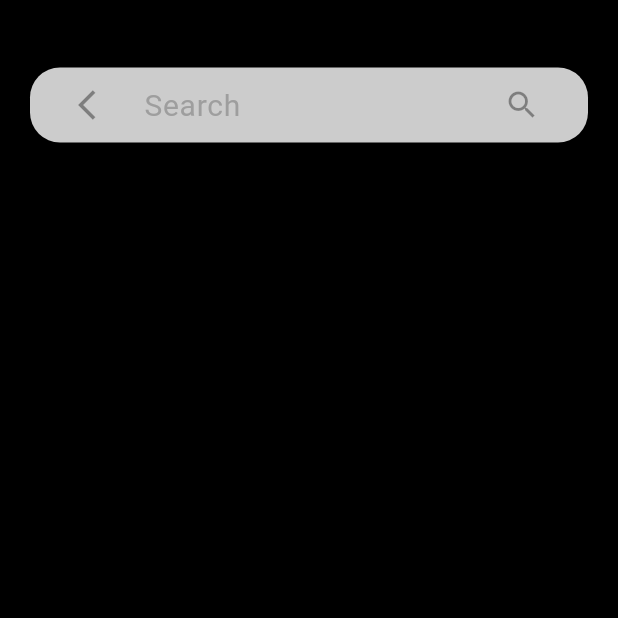
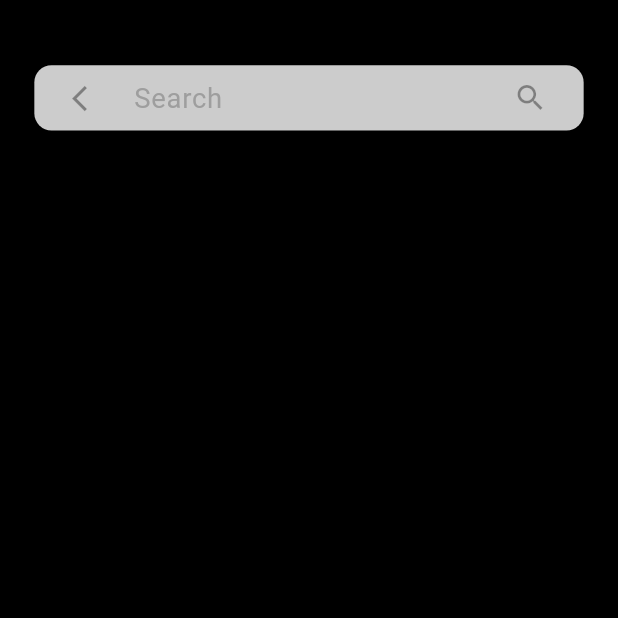
Before and after one commit to laguierre/themoviedb, a Flutter app: the SearchMoviePage screen opened directly, on a phone screen of 412 x 824 dp, the top half of it. Run offline on Flutter 3.47's test engine with Material 3 defaults, Android fonts, the light colour scheme and no system bars; our stand-ins replace cloud_firestore, firebase_auth, firebase_core, flutter_rating_bar, flutter_screenutil, flutter_slidable and 1 more; missing offline and left inert: image_fade; accounts and stored records are empty; network calls fail; statements that could not run were skipped.

Commit message:
200624 - Funcionando el TextForm

```diff
--- a/lib/pages/search_page/search_movie_page.dart
+++ b/lib/pages/search_page/search_movie_page.dart
@@ -80,7 +80,7 @@ class _SearchMoviePageState extends State<SearchMoviePage>
                 },
               )),
           Positioned(
-            top: 80.sp,
+            top: 90.sp,
             bottom: 0,
             left: 0,
             right: 0,
--- a/lib/pages/widgets.dart
+++ b/lib/pages/widgets.dart
@@ -41,11 +41,11 @@ class _CustomSearchState extends State<CustomSearch> {
     return Container(
       alignment: Alignment.centerLeft,
       width: double.infinity,
-      height: 50,
-      margin: const EdgeInsets.fromLTRB(20, 45, 20, 0),
-      padding: const EdgeInsets.symmetric(horizontal: 20),
+      height: 38.sp,
+      margin: EdgeInsets.fromLTRB(20.sp, 38.sp, 20.sp, 0),
+      padding:  EdgeInsets.symmetric(horizontal: 10.sp),
       decoration: BoxDecoration(
-          borderRadius: BorderRadius.circular(20),
+          borderRadius: BorderRadius.circular(10.sp),
           color: Colors.white.withOpacity(0.8)),
       child: Row(
         children: [
@@ -54,7 +54,7 @@ class _CustomSearchState extends State<CustomSearch> {
                 color: kSearchColorTextField,
                 padding: const EdgeInsets.all(0),
                 onPressed: widget.onTapBack,
-                icon: const Icon(Icons.arrow_back_ios)),
+                icon:  Icon(Icons.arrow_back_ios, size: 18.sp)),
           Expanded(
             child: TextFormField(
               key: formKey,
@@ -63,7 +63,7 @@ class _CustomSearchState extends State<CustomSearch> {
               enabled: widget.enabled,
               keyboardType: TextInputType.text,
               onFieldSubmitted: widget.onFieldSubmitted,
-              decoration: const InputDecoration(
+              decoration:  InputDecoration(
                 focusedBorder: InputBorder.none,
                 enabledBorder: InputBorder.none,
                 border: InputBorder.none,
@@ -71,11 +71,11 @@ class _CustomSearchState extends State<CustomSearch> {
                 hintStyle: TextStyle(
                     color: Colors.grey, decoration: TextDecoration.none),
                 contentPadding:
-                    EdgeInsets.symmetric(vertical: 8, horizontal: 8),
+                    EdgeInsets.symmetric(vertical: 6.sp, horizontal: 6.sp),
                 isDense: true,
               ),
               style: TextStyle(
-                fontSize: 20.0,
+                fontSize: 16.sp,
                 decoration: TextDecoration.none,
                 color: kSearchColorTextField,
               ),
@@ -85,7 +85,7 @@ class _CustomSearchState extends State<CustomSearch> {
               color: kSearchColorTextField,
               padding: const EdgeInsets.all(0),
               onPressed: widget.onTapSearch,
-              icon: const Icon(Icons.search)),
+              icon:  Icon(Icons.search, size: 20.sp)),
         ],
       ),
     );
```
